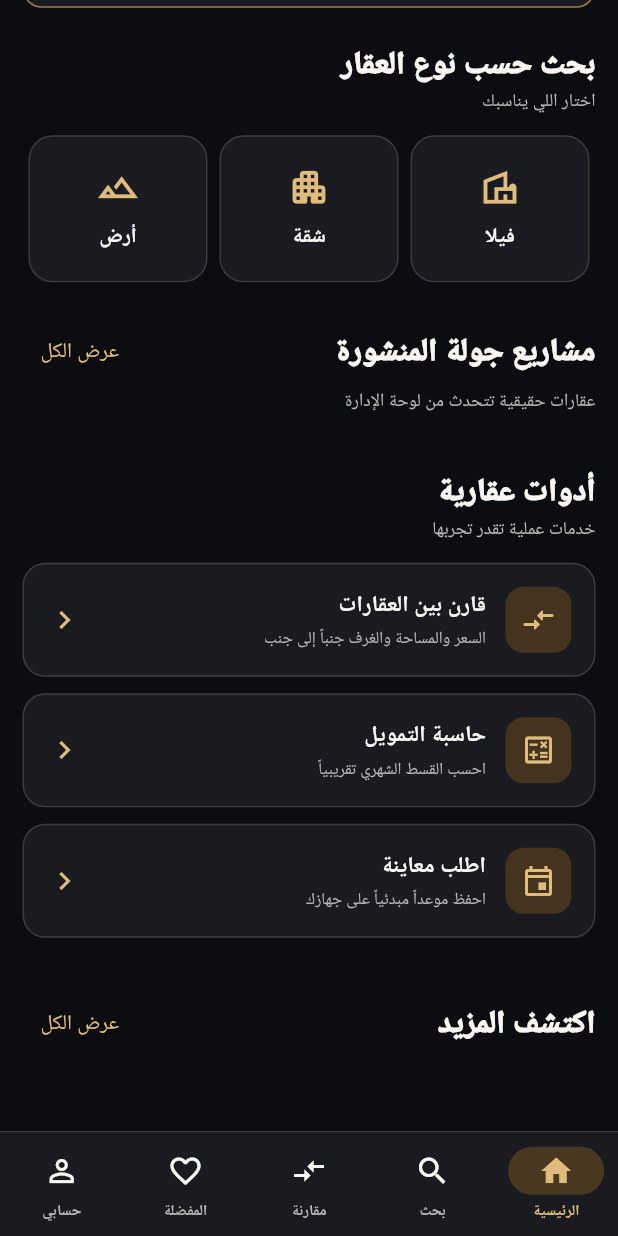
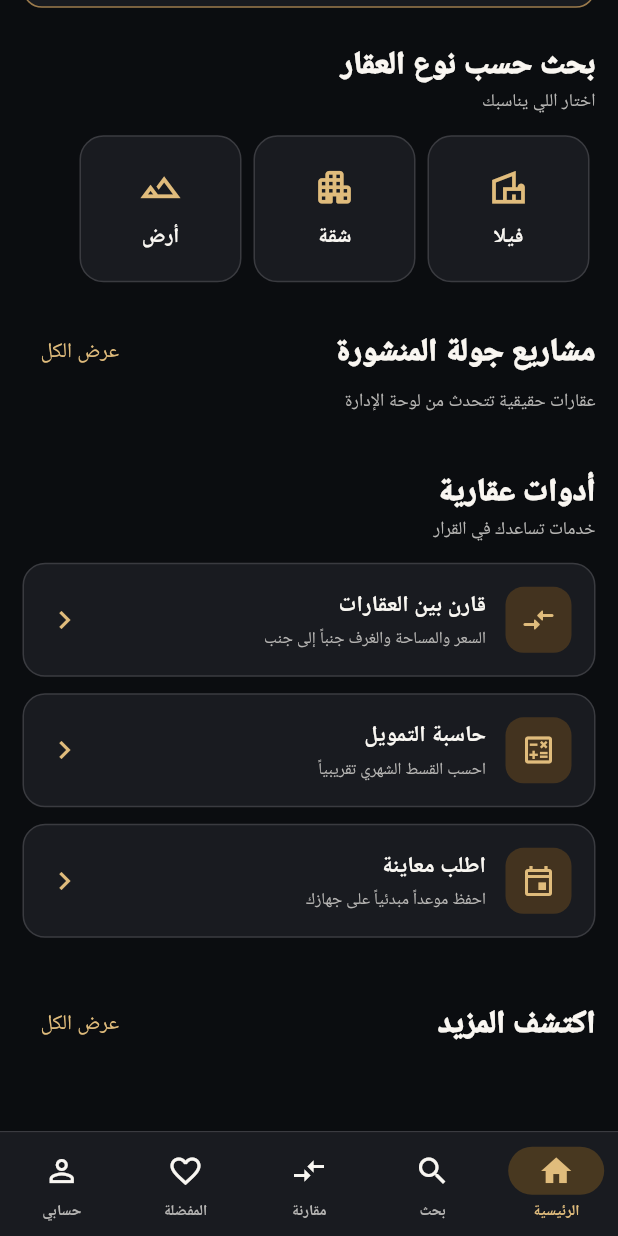
Before and after one commit to marwangasser67/jawlah-real-estate, a Flutter app: the LuxuryShell screen opened directly with empty values, scrolled down 515 dp, on a phone screen of 412 x 824 dp. Run offline on Flutter 3.47's test engine with Material 3 defaults, Android fonts, the phone set to English and light mode, and no system bars; our stand-ins replace flutter_secure_storage, shared_preferences; accounts and stored records are empty; network calls fail.

Commit message:
Control mobile home titles, hero, categories, promo sections and service cards from Jawlah Admin CMS

```diff
--- a/lib/luxury_shell.dart
+++ b/lib/luxury_shell.dart
@@ -369,7 +369,7 @@ class _LuxuryShellState extends State<LuxuryShell> with WidgetsBindingObserver {
                 icon: Icon(saved.contains(h.id)
                   ? Icons.favorite_rounded : Icons.favorite_border_rounded,
                   color: uiGold)),
-              IconButton(tooltip: 'قارن', onPressed: () => setCompare(h),
+              if (enabled('show_comparison')) IconButton(tooltip: 'قارن', onPressed: () => setCompare(h),
                 style: IconButton.styleFrom(backgroundColor: const Color(0xDD17191E)),
                 icon: Icon(compared.contains(h.id)
                   ? Icons.check_box_rounded : Icons.compare_arrows_rounded,
@@ -401,7 +401,7 @@ class _LuxuryShellState extends State<LuxuryShell> with WidgetsBindingObserver {
           ]),
         ])),
       ])));
-  Widget quickCard(String label, IconData icon) => Expanded(
+  Widget quickCard(String label, IconData icon) => SizedBox(width: 116,
     child: InkWell(onTap: () => goBrowse(label),
       borderRadius: BorderRadius.circular(16),
       child: Container(
@@ -501,12 +501,14 @@ class _LuxuryShellState extends State<LuxuryShell> with WidgetsBindingObserver {
           borderRadius: BorderRadius.circular(16)),
         child: jawlahLogo(48)),
       const SizedBox(width: 12),
-      const Expanded(child: Column(crossAxisAlignment: CrossAxisAlignment.start,
+      Expanded(child: Column(crossAxisAlignment: CrossAxisAlignment.start,
         children: [
-          Text('جولة العقارية', style: TextStyle(
-            fontSize: 21, fontWeight: FontWeight.w900)),
-          Text('مساحتك تبدأ من هنا', style: TextStyle(
-            color: uiGold, fontSize: 12)),
+          Text(setting('app_name','جولة العقارية'), style: const TextStyle(
+            fontSize: 21, fontWeight: FontWeight.w900),
+            maxLines: 1, overflow: TextOverflow.ellipsis),
+          Text(setting('tagline','مساحتك تبدأ من هنا'), style: const TextStyle(
+            color: uiGold, fontSize: 12),
+            maxLines: 1, overflow: TextOverflow.ellipsis),
         ])),
       IconButton(onPressed: () => setState(() => tab = 3),
         icon: const Icon(Icons.favorite_border, color: uiGold)),
@@ -516,7 +518,7 @@ class _LuxuryShellState extends State<LuxuryShell> with WidgetsBindingObserver {
       decoration: BoxDecoration(borderRadius: BorderRadius.circular(22),
         border: Border.all(color: uiGoldDim)),
       child: Stack(fit: StackFit.expand, children: [
-        propertyPicture(places.isEmpty ? kHeroPhoto : places.first.photo),
+        propertyPicture(heroProperty?.photo.isNotEmpty == true ? heroProperty!.photo : kHeroPhoto),
         const DecoratedBox(decoration: BoxDecoration(gradient: LinearGradient(
           begin: Alignment.topCenter, end: Alignment.bottomCenter,
           colors: [Color(0x22000000), Color(0xC70A0B0E), uiBg]))),
@@ -524,15 +526,15 @@ class _LuxuryShellState extends State<LuxuryShell> with WidgetsBindingObserver {
           padding: const EdgeInsets.symmetric(horizontal: 12,vertical: 7),
           decoration: BoxDecoration(color: const Color(0xE7191B20),
             borderRadius: BorderRadius.circular(20)),
-          child: const Text('تجربة عقارية فاخرة',style: TextStyle(
+          child: Text(setting('hero_badge','جولة العقارية'),style: const TextStyle(
             color: uiGold,fontSize: 12,fontWeight: FontWeight.bold)))),
         Positioned(bottom: 18,right: 18,left: 18,
           child: Column(crossAxisAlignment: CrossAxisAlignment.start, children: [
-            const Text('اكتشف بيت أحلامك',style: TextStyle(
-              fontSize: 28,fontWeight: FontWeight.w900)),
+            Text(setting('hero_title','اكتشف بيت أحلامك'),style: const TextStyle(
+              fontSize: 27,fontWeight: FontWeight.w900),maxLines:2,overflow:TextOverflow.ellipsis),
             const SizedBox(height: 6),
-            const Text('فلل، شقق، وأراضٍ بخيارات تساعدك في البحث',
-              style: TextStyle(color: uiWhite,fontSize: 12)),
+            Text(setting('hero_subtitle','فلل، شقق، وأراضٍ بخيارات تساعدك في البحث'),
+              style: const TextStyle(color: uiWhite,fontSize: 12),maxLines:2,overflow:TextOverflow.ellipsis),
             const SizedBox(height: 16),
             SizedBox(width: 165,height: 42,
               child: FilledButton(onPressed: () => goBrowse(),
@@ -543,19 +545,37 @@ class _LuxuryShellState extends State<LuxuryShell> with WidgetsBindingObserver {
           ])),
       ])),
     catalogFeedback(),
+    if (appSettings['announcement_enabled'] == true &&
+        setting('announcement','').isNotEmpty)
+      Container(margin:const EdgeInsets.only(top:12),padding:const EdgeInsets.all(14),
+        decoration:BoxDecoration(color:const Color(0xFF30271A),
+          border:Border.all(color:uiGoldDim),borderRadius:BorderRadius.circular(14)),
+        child:Row(children:[
+          const Icon(Icons.campaign_outlined,color:uiGold),
+          const SizedBox(width:10),
+          Expanded(child:Text(setting('announcement',''),
+            style:const TextStyle(color:uiWhite,fontSize:12,height:1.6))),
+        ])),
     headline('بحث حسب نوع العقار',hint:'اختار اللي يناسبك'),
-    Row(children: [
-      quickCard('فيلا',Icons.villa_outlined),
-      quickCard('شقة',Icons.apartment_rounded),
-      quickCard('أرض',Icons.landscape_outlined),
-    ]),
-    headline('مشاريع جولة المنشورة',hint:'عقارات حقيقية تتحدث من لوحة الإدارة',more:()=>goBrowse()),
+    SingleChildScrollView(scrollDirection: Axis.horizontal,child:Row(children:[
+      for (final label in (types.isEmpty ? <String>['فيلا','شقة','أرض'] : types))
+        quickCard(label, label=='فيلا' ? Icons.villa_outlined :
+          label=='شقة' ? Icons.apartment_rounded :
+          label=='أرض' ? Icons.landscape_outlined : Icons.other_houses_outlined),
+    ])),
+    headline(setting('featured_title','مشاريع جولة المنشورة'),hint:setting('featured_subtitle','عقارات حقيقية تتحدث من لوحة الإدارة'),more:()=>goBrowse()),
     ...places.take(2).map(propertyTile),
-    headline('أدوات عقارية',hint:'خدمات عملية تقدر تجربها'),
+    if (homeBlocks.isNotEmpty) headline('أخبار وعروض جولة',hint:'إضافات جديدة من لوحة الإدارة'),
+    ...homeBlocks.map(customSection),
+    if (enabled('show_comparison') || enabled('show_calculator') || enabled('show_viewings'))
+      headline('أدوات عقارية',hint:'خدمات تساعدك في القرار'),
+    if (enabled('show_comparison'))
       serviceCard('قارن بين العقارات','السعر والمساحة والغرف جنباً إلى جنب',
         Icons.compare_arrows_rounded,()=>setState(()=>tab=2)),
+    if (enabled('show_calculator'))
       serviceCard('حاسبة التمويل','احسب القسط الشهري تقريبياً',
         Icons.calculate_outlined,openMortgage),
+    if (enabled('show_viewings'))
       serviceCard('اطلب معاينة','احفظ موعداً مبدئياً على جهازك',
         Icons.event_outlined,()=>places.isEmpty ? goBrowse() : request(places.first)),
     headline('اكتشف المزيد',more:()=>goBrowse()),
@@ -587,12 +607,12 @@ class _LuxuryShellState extends State<LuxuryShell> with WidgetsBindingObserver {
       const SizedBox(height: 11),
       SingleChildScrollView(scrollDirection: Axis.horizontal,
         child: Row(children: [
-          for(final c in ['الكل','الرياض','جدة','الدمام','الخبر'])
+          for(final c in ['الكل',...cities])
             _choice(c,city,()=>setState(()=>city=c)),
         ])),
       SingleChildScrollView(scrollDirection: Axis.horizontal,
         child: Row(children: [
-          for(final c in ['الكل','فيلا','شقة','أرض'])
+          for(final c in ['الكل',...types])
             _choice(c,category,()=>setState(()=>category=c)),
         ])),
       const SizedBox(height: 16),
@@ -644,13 +664,13 @@ class _LuxuryShellState extends State<LuxuryShell> with WidgetsBindingObserver {
               const SizedBox(height:13),
               const Text('المدينة',style:TextStyle(fontWeight:FontWeight.bold)),
               Wrap(spacing:6,children:[
-                for(final v in ['الكل','الرياض','جدة','الدمام','الخبر'])
+                for(final v in ['الكل',...cities])
                   _choice(v,c,()=>change(()=>c=v)),
               ]),
               const SizedBox(height:13),
               const Text('نوع العقار',style:TextStyle(fontWeight:FontWeight.bold)),
               Wrap(spacing:6,children:[
-                for(final v in ['الكل','فيلا','شقة','أرض'])
+                for(final v in ['الكل',...types])
                   _choice(v,t,()=>change(()=>t=v)),
               ]),
               const SizedBox(height:14),
```
Lines whose indentation alone changed are shown as unchanged.
